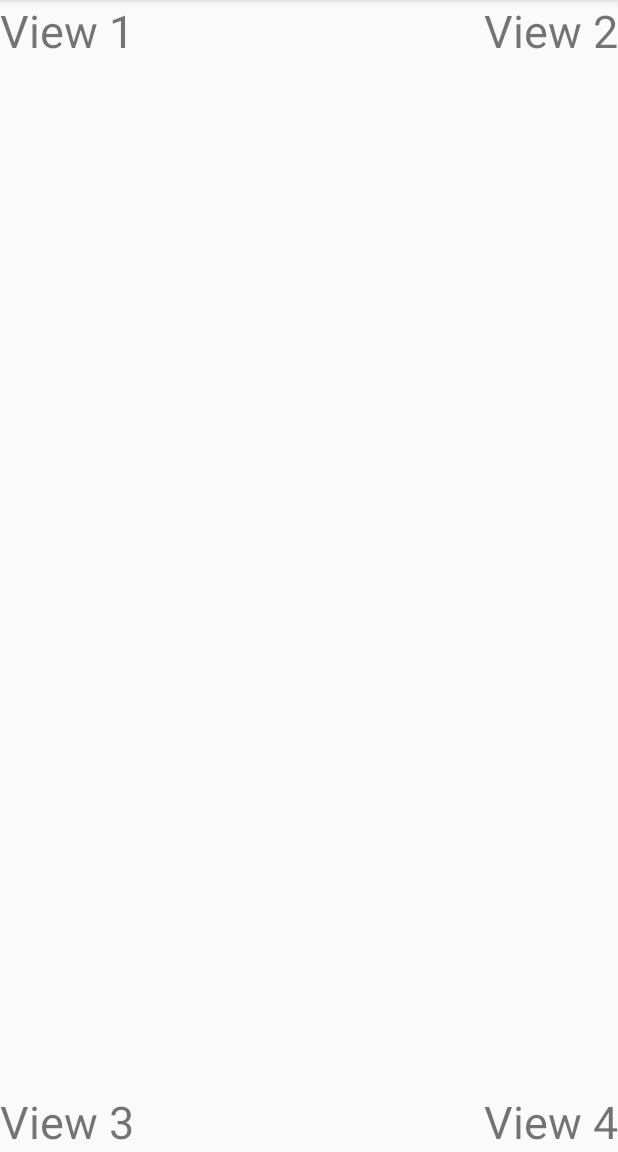
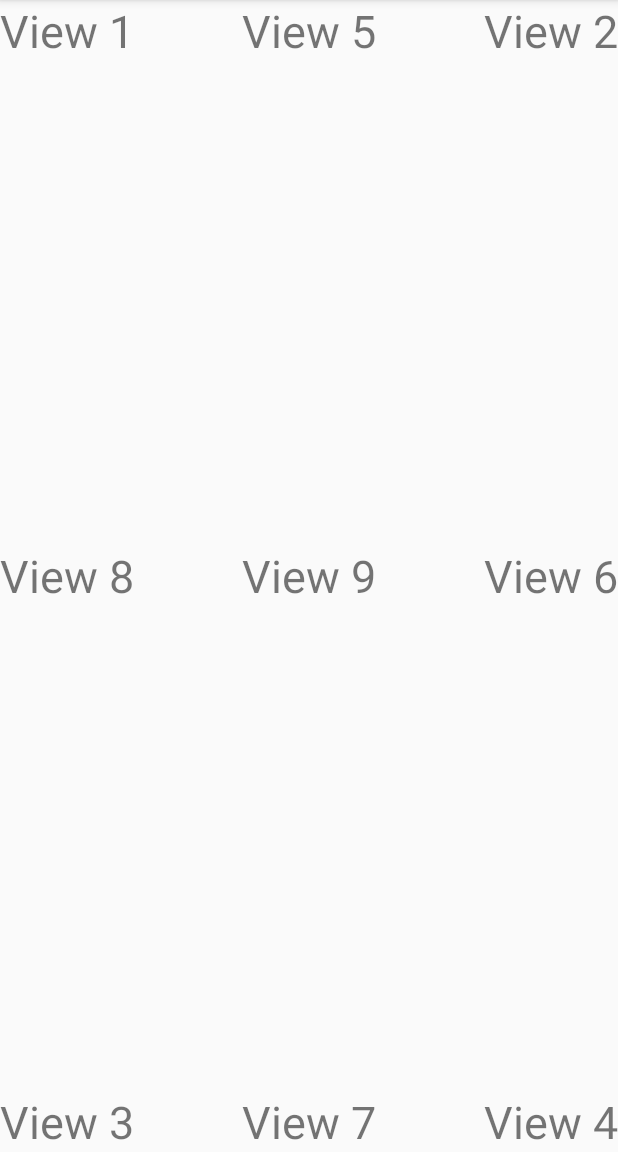
Before and after one commit to phamtanphat/RelativeLayout26112019, an Android app: the screen it shows after launch (MainActivity), on a phone screen of 412 x 824 dp, the part 84-1236 px from its top. Run offline under Robolectric (Android 15) with nearby library versions, the phone set to English and light mode, and no system bars.

Commit message:
alignParent , center

```diff
--- a/app/src/main/res/layout/activity_main.xml
+++ b/app/src/main/res/layout/activity_main.xml
@@ -5,7 +5,6 @@
     android:layout_width="match_parent"
     android:layout_height="match_parent"
     tools:context=".MainActivity">
-
     <TextView
         android:textSize="30sp"
         android:text="View 1"
@@ -30,4 +29,37 @@
         android:text="View 4"
         android:layout_width="wrap_content"
         android:layout_height="wrap_content"/>
+    <TextView
+        android:layout_centerHorizontal="true"
+        android:textSize="30sp"
+        android:text="View 5"
+        android:layout_width="wrap_content"
+        android:layout_height="wrap_content"/>
+    <TextView
+        android:layout_alignParentEnd="true"
+        android:layout_centerVertical="true"
+        android:textSize="30sp"
+        android:text="View 6"
+        android:layout_width="wrap_content"
+        android:layout_height="wrap_content"/>
+    <TextView
+        android:layout_alignParentBottom="true"
+        android:layout_centerHorizontal="true"
+        android:textSize="30sp"
+        android:text="View 7"
+        android:layout_width="wrap_content"
+        android:layout_height="wrap_content"/>
+    <TextView
+        android:layout_alignParentStart="true"
+        android:layout_centerVertical="true"
+        android:textSize="30sp"
+        android:text="View 8"
+        android:layout_width="wrap_content"
+        android:layout_height="wrap_content"/>
+    <TextView
+        android:layout_centerInParent="true"
+        android:textSize="30sp"
+        android:text="View 9"
+        android:layout_width="wrap_content"
+        android:layout_height="wrap_content"/>
 </RelativeLayout>
```
